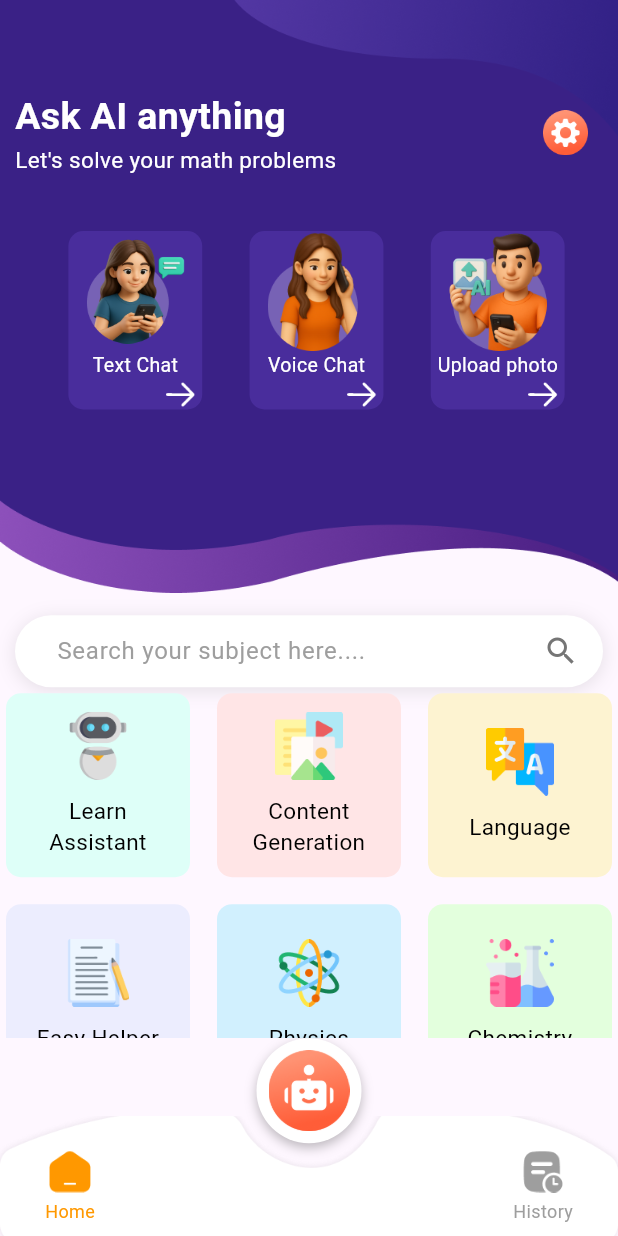
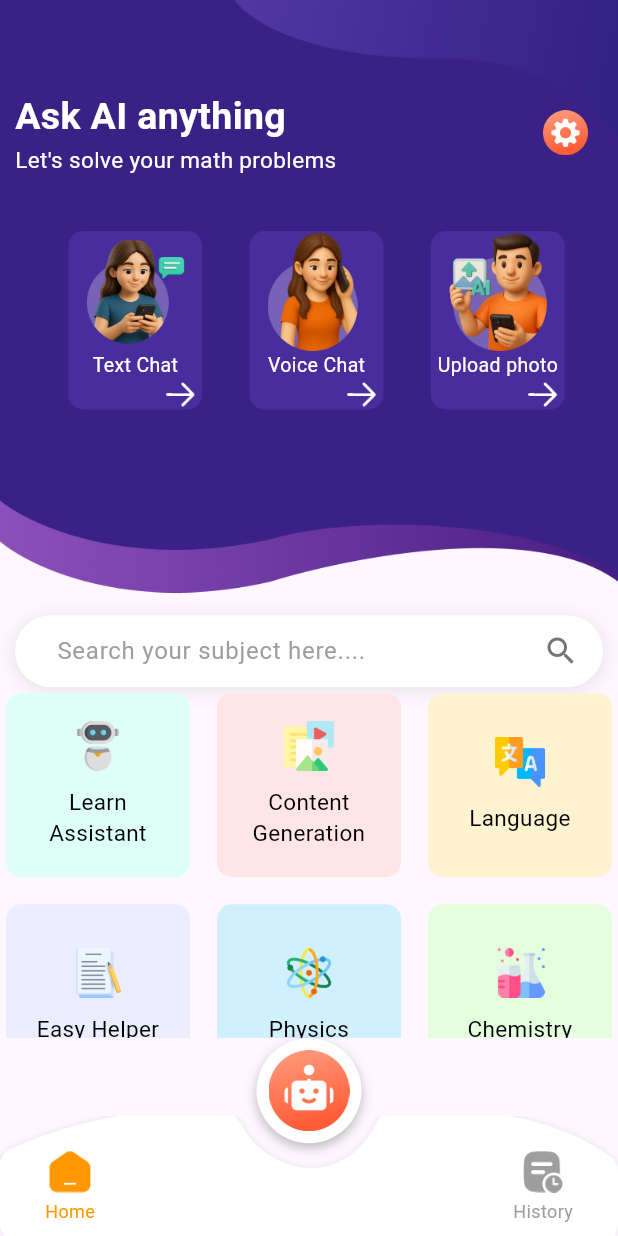
Before and after one commit to Khayooo/Ai-Math-Solver-App, a Flutter app: the Dashboard screen opened directly, on a phone screen of 412 x 824 dp. Run offline on Flutter 3.47's test engine with Material 3 defaults, Android fonts, the phone set to English and light mode, and no system bars; our stand-ins replace camera, image_cropper, image_picker.

Commit message:
feat: Make dashboard icon size responsive

```diff
--- a/lib/custom_widget/dash_board_icons.dart
+++ b/lib/custom_widget/dash_board_icons.dart
@@ -21,8 +21,12 @@ class DashBoardIcons extends StatefulWidget {
 }
 
 class _DashBoardIconsState extends State<DashBoardIcons> {
+
   @override
+
   Widget build(BuildContext context) {
+    final screenHeight = MediaQuery.of(context).size.height;
+    final screenWidth = MediaQuery.of(context).size.width;
     return GestureDetector(
       onTap: (){
         widget.onPressed();
@@ -40,7 +44,7 @@ class _DashBoardIconsState extends State<DashBoardIcons> {
             mainAxisAlignment: MainAxisAlignment.center,
             crossAxisAlignment: CrossAxisAlignment.center,
             children: [
-              Image.asset(widget.icon, height: 45,),
+              Image.asset(widget.icon, height: screenHeight * 0.04,),
               SizedBox(height: 10,),
               Text(widget.text, style: TextStyle(color: ColorsPaths().text_color_dashbord, fontSize: 15, fontWeight: FontWeight.w400),textAlign: TextAlign.center,)
             ],
```
